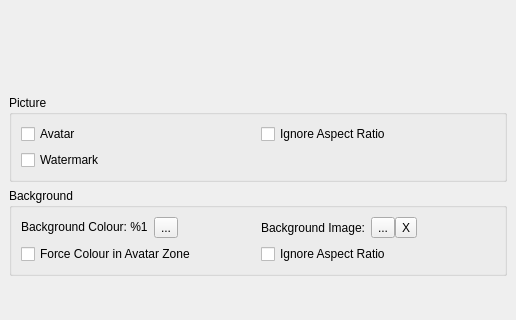
Above: ImportDialog.ui from SyDevTeam/gta5view before the change; both pictures show x 0 to 516 and y 205 to 525 of the 516 by 677 pixel window. Below: the same form after it.
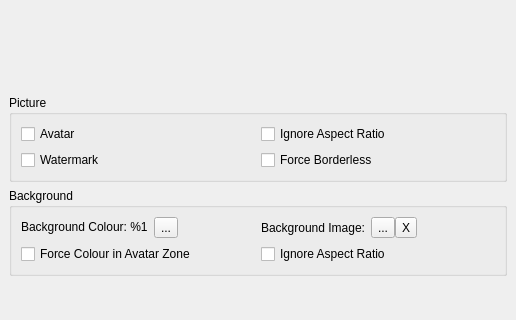
That is the form after the change. Custom widgets are drawn as their Qt base class.

Commit message: Force Borderless mode added

```diff
--- a/ImportDialog.ui
+++ b/ImportDialog.ui
@@ -118,17 +118,18 @@
           <layout class="QHBoxLayout" name="hlCheckboxesButtom">
            <item>
             <widget class="QCheckBox" name="cbWatermark">
-             <property name="sizePolicy">
-              <sizepolicy hsizetype="MinimumExpanding" vsizetype="Fixed">
-               <horstretch>0</horstretch>
-               <verstretch>0</verstretch>
-              </sizepolicy>
-             </property>
              <property name="text">
               <string>Watermark</string>
              </property>
             </widget>
            </item>
+           <item>
+            <widget class="QCheckBox" name="cbBorderless">
+             <property name="text">
+              <string>Force Borderless</string>
+             </property>
+            </widget>
+           </item>
           </layout>
          </item>
         </layout>
```
Left out of the diff: 12 changed lines with no effect on the pictures. The commit also changes 12 other files.
